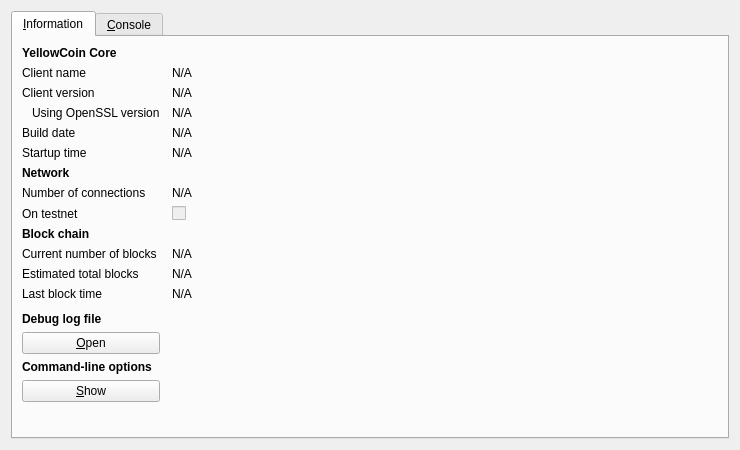
Old version of the form src/qt/forms/rpcconsole.ui in the repository YCteam/YellowCoin.
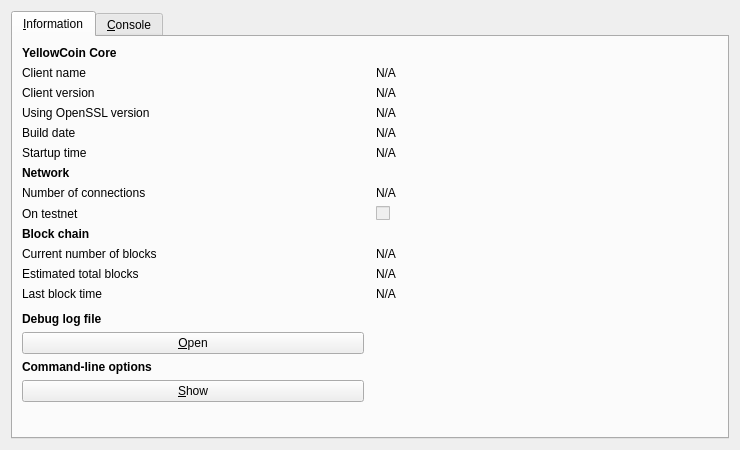
New version of the form. Icons and pictures are not drawn.

```diff
--- a/src/qt/forms/rpcconsole.ui
+++ b/src/qt/forms/rpcconsole.ui
@@ -23,12 +23,12 @@
       <attribute name="title">
        <string>&amp;Information</string>
       </attribute>
-      <layout class="QGridLayout" name="gridLayout" columnstretch="0,1">
+      <layout class="QGridLayout" name="gridLayout" columnstretch="0,0">
        <property name="horizontalSpacing">
         <number>12</number>
        </property>
-       <item row="0" column="0">
-        <widget class="QLabel" name="label_9">
+       <item row="14" column="0">
+        <widget class="QLabel" name="labelDebugLogfile">
          <property name="font">
           <font>
            <weight>75</weight>
@@ -36,7 +36,53 @@
           </font>
          </property>
          <property name="text">
-          <string>YellowCoin Core</string>
+          <string>Debug log file</string>
+         </property>
+        </widget>
+       </item>
+       <item row="5" column="0">
+        <widget class="QLabel" name="label_13">
+         <property name="text">
+          <string>Startup time</string>
+         </property>
+        </widget>
+       </item>
+       <item row="6" column="0">
+        <widget class="QLabel" name="label_11">
+         <property name="font">
+          <font>
+           <weight>75</weight>
+           <bold>true</bold>
+          </font>
+         </property>
+         <property name="text">
+          <string>Network</string>
+         </property>
+        </widget>
+       </item>
+       <item row="5" column="1">
+        <widget class="QLabel" name="startupTime">
+         <property name="cursor">
+          <cursorShape>IBeamCursor</cursorShape>
+         </property>
+         <property name="text">
+          <string>N/A</string>
+         </property>
+         <property name="textFormat">
+          <enum>Qt::PlainText</enum>
+         </property>
+         <property name="textInteractionFlags">
+          <set>Qt::LinksAccessibleByMouse|Qt::TextSelectableByKeyboard|Qt::TextSelectableByMouse</set>
+         </property>
+        </widget>
+       </item>
+       <item row="8" column="1">
+        <widget class="QCheckBox" name="isTestNet">
+         <property name="enabled">
+          <bool>false</bool>
+         </property>
+         <property name="text">
+          <string/>
          </property>
         </widget>
        </item>
@@ -47,57 +93,8 @@
          </property>
         </widget>
        </item>
-       <item row="1" column="1">
-        <widget class="QLabel" name="clientName">
-         <property name="cursor">
-          <cursorShape>IBeamCursor</cursorShape>
-         </property>
-         <property name="text">
-          <string>N/A</string>
-         </property>
-         <property name="textFormat">
-          <enum>Qt::PlainText</enum>
-         </property>
-         <property name="textInteractionFlags">
-          <set>Qt::LinksAccessibleByMouse|Qt::TextSelectableByKeyboard|Qt::TextSelectableByMouse</set>
-         </property>
-        </widget>
-       </item>
-       <item row="2" column="0">
-        <widget class="QLabel" name="label_6">
-         <property name="text">
-          <string>Client version</string>
-         </property>
-        </widget>
-       </item>
-       <item row="2" column="1">
-        <widget class="QLabel" name="clientVersion">
-         <property name="cursor">
-          <cursorShape>IBeamCursor</cursorShape>
-         </property>
-         <property name="text">
-          <string>N/A</string>
-         </property>
-         <property name="textFormat">
-          <enum>Qt::PlainText</enum>
-         </property>
-         <property name="textInteractionFlags">
-          <set>Qt::LinksAccessibleByMouse|Qt::TextSelectableByKeyboard|Qt::TextSelectableByMouse</set>
-         </property>
-        </widget>
-       </item>
-       <item row="3" column="0">
-        <widget class="QLabel" name="label_14">
-         <property name="text">
-          <string>Using OpenSSL version</string>
-         </property>
-         <property name="indent">
-          <number>10</number>
-         </property>
-        </widget>
-       </item>
-       <item row="3" column="1">
-        <widget class="QLabel" name="openSSLVersion">
+       <item row="10" column="1">
+        <widget class="QLabel" name="numberOfBlocks">
          <property name="cursor">
           <cursorShape>IBeamCursor</cursorShape>
          </property>
@@ -119,6 +116,42 @@
          </property>
         </widget>
        </item>
+       <item row="17" column="0">
+        <widget class="QPushButton" name="showCLOptionsButton">
+         <property name="toolTip">
+          <string>Show the YellowCoin-Qt help message to get a list with possible YellowCoin command-line options.</string>
+         </property>
+         <property name="text">
+          <string>&amp;Show</string>
+         </property>
+         <property name="autoDefault">
+          <bool>false</bool>
+         </property>
+        </widget>
+       </item>
+       <item row="10" column="0">
+        <widget class="QLabel" name="label_3">
+         <property name="text">
+          <string>Current number of blocks</string>
+         </property>
+        </widget>
+       </item>
+       <item row="12" column="1">
+        <widget class="QLabel" name="lastBlockTime">
+         <property name="cursor">
+          <cursorShape>IBeamCursor</cursorShape>
+         </property>
+         <property name="text">
+          <string>N/A</string>
+         </property>
+         <property name="textFormat">
+          <enum>Qt::PlainText</enum>
+         </property>
+         <property name="textInteractionFlags">
+          <set>Qt::LinksAccessibleByMouse|Qt::TextSelectableByKeyboard|Qt::TextSelectableByMouse</set>
+         </property>
+        </widget>
+       </item>
        <item row="4" column="1">
         <widget class="QLabel" name="buildDate">
          <property name="cursor">
@@ -135,15 +168,22 @@
          </property>
         </widget>
        </item>
-       <item row="5" column="0">
-        <widget class="QLabel" name="label_13">
+       <item row="2" column="0">
+        <widget class="QLabel" name="label_6">
          <property name="text">
-          <string>Startup time</string>
+          <string>Client version</string>
          </property>
         </widget>
        </item>
-       <item row="5" column="1">
-        <widget class="QLabel" name="startupTime">
+       <item row="8" column="0">
+        <widget class="QLabel" name="label_8">
+         <property name="text">
+          <string>On testnet</string>
+         </property>
+        </widget>
+       </item>
+       <item row="2" column="1">
+        <widget class="QLabel" name="clientVersion">
          <property name="cursor">
           <cursorShape>IBeamCursor</cursorShape>
          </property>
@@ -158,19 +198,42 @@
          </property>
         </widget>
        </item>
-       <item row="6" column="0">
-        <widget class="QLabel" name="label_11">
-         <property name="font">
-          <font>
-           <weight>75</weight>
-           <bold>true</bold>
-          </font>
+       <item row="1" column="1">
+        <widget class="QLabel" name="clientName">
+         <property name="cursor">
+          <cursorShape>IBeamCursor</cursorShape>
          </property>
          <property name="text">
-          <string>Network</string>
+          <string>N/A</string>
          </property>
+         <property name="textFormat">
+          <enum>Qt::PlainText</enum>
+         </property>
+         <property name="textInteractionFlags">
+          <set>Qt::LinksAccessibleByMouse|Qt::TextSelectableByKeyboard|Qt::TextSelectableByMouse</set>
+         </property>
         </widget>
        </item>
+       <item row="12" column="0">
+        <widget class="QLabel" name="label_2">
+         <property name="text">
+          <string>Last block time</string>
+         </property>
+        </widget>
+       </item>
+       <item row="18" column="0">
+        <spacer name="verticalSpacer">
+         <property name="orientation">
+          <enum>Qt::Vertical</enum>
+         </property>
+         <property name="sizeHint" stdset="0">
+          <size>
+           <width>20</width>
+           <height>40</height>
+          </size>
+         </property>
+        </spacer>
+       </item>
        <item row="7" column="0">
         <widget class="QLabel" name="label_7">
          <property name="text">
@@ -178,6 +241,35 @@
          </property>
         </widget>
        </item>
+       <item row="16" column="0">
+        <widget class="QLabel" name="labelCLOptions">
+         <property name="font">
+          <font>
+           <weight>75</weight>
+           <bold>true</bold>
+          </font>
+         </property>
+         <property name="text">
+          <string>Command-line options</string>
+         </property>
+        </widget>
+       </item>
+       <item row="11" column="1">
+        <widget class="QLabel" name="totalBlocks">
+         <property name="cursor">
+          <cursorShape>IBeamCursor</cursorShape>
+         </property>
+         <property name="text">
+          <string>N/A</string>
+         </property>
+         <property name="textFormat">
+          <enum>Qt::PlainText</enum>
+         </property>
+         <property name="textInteractionFlags">
+          <set>Qt::LinksAccessibleByMouse|Qt::TextSelectableByKeyboard|Qt::TextSelectableByMouse</set>
+         </property>
+        </widget>
+       </item>
        <item row="7" column="1">
         <widget class="QLabel" name="numberOfConnections">
          <property name="cursor">
@@ -194,20 +286,19 @@
          </property>
         </widget>
        </item>
-       <item row="8" column="0">
-        <widget class="QLabel" name="label_8">
+       <item row="3" column="1">
+        <widget class="QLabel" name="openSSLVersion">
+         <property name="cursor">
+          <cursorShape>IBeamCursor</cursorShape>
+         </property>
          <property name="text">
-          <string>On testnet</string>
+          <string>N/A</string>
          </property>
-        </widget>
-       </item>
-       <item row="8" column="1">
-        <widget class="QCheckBox" name="isTestNet">
-         <property name="enabled">
-          <bool>false</bool>
+         <property name="textFormat">
+          <enum>Qt::PlainText</enum>
          </property>
-         <property name="text">
-          <string/>
+         <property name="textInteractionFlags">
+          <set>Qt::LinksAccessibleByMouse|Qt::TextSelectableByKeyboard|Qt::TextSelectableByMouse</set>
          </property>
         </widget>
        </item>
@@ -224,26 +315,16 @@
          </property>
         </widget>
        </item>
-       <item row="10" column="0">
-        <widget class="QLabel" name="label_3">
-         <property name="text">
-          <string>Current number of blocks</string>
+       <item row="0" column="0">
+        <widget class="QLabel" name="label_9">
+         <property name="font">
+          <font>
+           <weight>75</weight>
+           <bold>true</bold>
+          </font>
          </property>
-        </widget>
-       </item>
-       <item row="10" column="1">
-        <widget class="QLabel" name="numberOfBlocks">
-         <property name="cursor">
-          <cursorShape>IBeamCursor</cursorShape>
-         </property>
          <property name="text">
-          <string>N/A</string>
-         </property>
-         <property name="textFormat">
-          <enum>Qt::PlainText</enum>
-         </property>
-         <property name="textInteractionFlags">
-          <set>Qt::LinksAccessibleByMouse|Qt::TextSelectableByKeyboard|Qt::TextSelectableByMouse</set>
+          <string>YellowCoin Core</string>
          </property>
         </widget>
        </item>
@@ -254,45 +335,6 @@
          </property>
         </widget>
        </item>
-       <item row="11" column="1">
-        <widget class="QLabel" name="totalBlocks">
-         <property name="cursor">
-          <cursorShape>IBeamCursor</cursorShape>
-         </property>
-         <property name="text">
-          <string>N/A</string>
-         </property>
-         <property name="textFormat">
-          <enum>Qt::PlainText</enum>
-         </property>
-         <property name="textInteractionFlags">
-          <set>Qt::LinksAccessibleByMouse|Qt::TextSelectableByKeyboard|Qt::TextSelectableByMouse</set>
-         </property>
-        </widget>
-       </item>
-       <item row="12" column="0">
-        <widget class="QLabel" name="label_2">
-         <property name="text">
-          <string>Last block time</string>
-         </property>
-        </widget>
-       </item>
-       <item row="12" column="1">
-        <widget class="QLabel" name="lastBlockTime">
-         <property name="cursor">
-          <cursorShape>IBeamCursor</cursorShape>
-         </property>
-         <property name="text">
-          <string>N/A</string>
-         </property>
-         <property name="textFormat">
-          <enum>Qt::PlainText</enum>
-         </property>
-         <property name="textInteractionFlags">
-          <set>Qt::LinksAccessibleByMouse|Qt::TextSelectableByKeyboard|Qt::TextSelectableByMouse</set>
-         </property>
-        </widget>
-       </item>
        <item row="13" column="0">
         <spacer name="verticalSpacer_2">
          <property name="orientation">
@@ -306,19 +348,6 @@
          </property>
         </spacer>
        </item>
-       <item row="14" column="0">
-        <widget class="QLabel" name="labelDebugLogfile">
-         <property name="font">
-          <font>
-           <weight>75</weight>
-           <bold>true</bold>
-          </font>
-         </property>
-         <property name="text">
-          <string>Debug log file</string>
-         </property>
-        </widget>
-       </item>
        <item row="15" column="0">
         <widget class="QPushButton" name="openDebugLogfileButton">
          <property name="toolTip">
@@ -332,30 +361,14 @@
          </property>
         </widget>
        </item>
-       <item row="16" column="0">
-        <widget class="QLabel" name="labelCLOptions">
-         <property name="font">
-          <font>
-           <weight>75</weight>
-           <bold>true</bold>
-          </font>
-         </property>
+       <item row="3" column="0">
+        <widget class="QLabel" name="label_14">
          <property name="text">
-          <string>Command-line options</string>
+          <string>Using OpenSSL version</string>
          </property>
-        </widget>
-       </item>
-       <item row="17" column="0">
-        <widget class="QPushButton" name="showCLOptionsButton">
-         <property name="toolTip">
-          <string>Show the YellowCoin-Qt help message to get a list with possible YellowCoin command-line options.</string>
+         <property name="indent">
+          <number>-1</number>
          </property>
-         <property name="text">
-          <string>&amp;Show</string>
-         </property>
-         <property name="autoDefault">
-          <bool>false</bool>
-         </property>
         </widget>
        </item>
        <item row="18" column="0">
```
Left out of the diff: 13 changed lines with no effect on the pictures.
